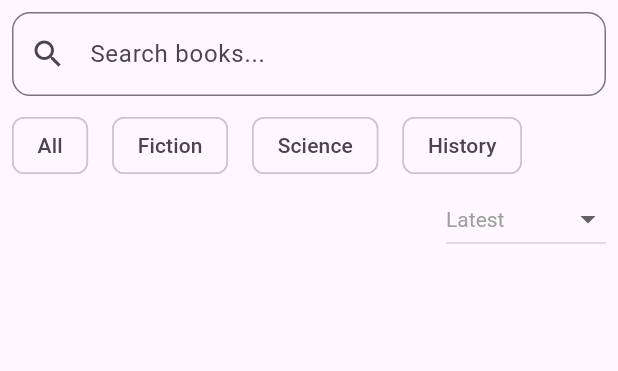
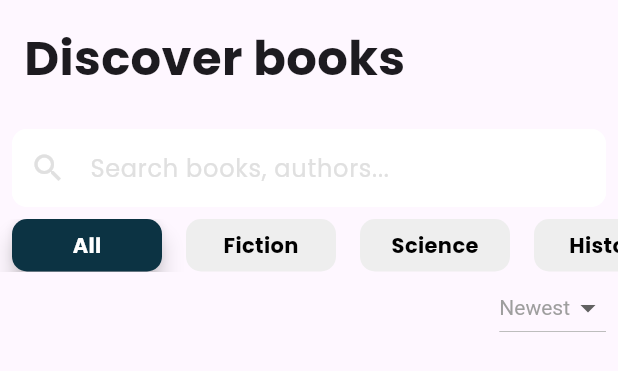
Before and after one commit to Dericay/Shelfie, a Flutter app: the SearchScreen widget shown alone on an empty page, opened directly, on a phone screen of 412 x 824 dp. Shown: the top 371 px of the screen. Run offline on Flutter 3.47's test engine with Material 3 defaults, Android fonts, the phone set to English and light mode, and no system bars; our stand-ins replace google_fonts, hive, hive_flutter; accounts and stored records are empty; network calls fail.

Commit message:
Starting to make it look like figma

```diff
--- a/lib/main.dart
+++ b/lib/main.dart
@@ -25,6 +25,7 @@ class MyApp extends StatelessWidget {
     return MaterialApp(
       debugShowCheckedModeBanner: false,
       title: 'Shelfie',
+      theme: ThemeData(fontFamily: 'Poppins'),
       initialRoute: '/',
       routes: {
         '/': (context) => const WelcomeScreen(),
--- a/lib/models/books.dart
+++ b/lib/models/books.dart
@@ -22,6 +22,9 @@ class Book extends HiveObject {
   @HiveField(5)
   int totalPages;
 
+  @HiveField(6)
+  String? publishedDate;
+
   Book({
     required this.id,
     required this.title,
@@ -29,6 +32,7 @@ class Book extends HiveObject {
     this.imageUrl,
     this.pagesRead = 0,
     required this.totalPages,
+    required this.publishedDate,
   });
 
   /// 👇 Factory to create a Book from Google Books API data
@@ -45,6 +49,7 @@ class Book extends HiveObject {
           ['Unknown Author'],
       imageUrl: volumeInfo['imageLinks']?['thumbnail'],
       totalPages: volumeInfo['pageCount'] ?? 0,
+      publishedDate: volumeInfo['publishedDate'],
     );
   }
 }
--- a/lib/screens/search_screen.dart
+++ b/lib/screens/search_screen.dart
@@ -3,6 +3,7 @@ import 'package:flutter/material.dart';
 import 'package:hive/hive.dart';
 import 'package:shelfie/models/books.dart';
 import 'package:shelfie/services/google_book_api.dart';
+import 'package:google_fonts/google_fonts.dart';
 
 class SearchScreen extends StatefulWidget {
   const SearchScreen({super.key});
@@ -14,7 +15,7 @@ class SearchScreen extends StatefulWidget {
 class _SearchScreenState extends State<SearchScreen> {
   final TextEditingController _searchController = TextEditingController();
   List books = [];
-  String selectedCategory = 'fiction';
+  String selectedCategory = 'All';
   bool isLoading = false;
   String selectedSort = 'latest';
 
@@ -24,14 +25,28 @@ class _SearchScreenState extends State<SearchScreen> {
     fetchBooks(selectedCategory);
   }
 
+  DateTime _parseDate(String? dateString) {
+    try {
+      return DateTime.parse(dateString ?? '');
+    } catch (_) {
+      return DateTime(1900);
+    }
+  }
+
   Future<void> fetchBooks(String query) async {
     setState(() => isLoading = true);
     try {
       final fetchedBooks = await GoogleBookApi.fetchBooks(
         query,
-        orderBy: selectedSort == 'latest' ? 'newest' : 'relevance',
+        orderBy: selectedSort == 'latest' ? 'newest' : 'null',
       );
-
+      fetchedBooks.sort((a, b) {
+        final dateA = _parseDate(a.publishedDate);
+        final dateB = _parseDate(b.publishedDate);
+        return selectedSort == 'latest'
+            ? dateB.compareTo(dateA)
+            : dateA.compareTo(dateB);
+      });
       setState(() => books = fetchedBooks);
     } catch (e) {
       if (kDebugMode) {
@@ -47,43 +62,84 @@ class _SearchScreenState extends State<SearchScreen> {
   Widget build(BuildContext context) {
     return SafeArea(
       child: Column(
+        crossAxisAlignment: CrossAxisAlignment.start,
         children: [
+          Padding(
+            padding: const EdgeInsets.all(16.0),
+            child: Text(
+              'Discover books',
+              style: GoogleFonts.poppins(
+                fontSize: 32,
+                fontWeight: FontWeight.bold,
+              ),
+            ),
+          ),
           Padding(
             padding: const EdgeInsets.all(8.0),
             child: TextField(
               controller: _searchController,
               onSubmitted: fetchBooks,
               decoration: InputDecoration(
-                hintText: 'Search books...',
+                hintText: 'Search books, authors...',
+                filled: true,
+                fillColor: Colors.white,
+                hintStyle: TextStyle(color: Colors.grey[300]),
+                contentPadding: EdgeInsets.symmetric(
+                  vertical: 14.0,
+                  horizontal: 16.0,
+                ),
+                enabledBorder: OutlineInputBorder(
+                  borderSide: BorderSide(color: Colors.white),
+                  borderRadius: BorderRadius.circular(10),
+                ),
                 prefixIcon: Icon(Icons.search),
-                border: OutlineInputBorder(
-                  borderRadius: BorderRadius.circular(12),
-                ),
+                prefixIconColor: Colors.grey[300],
               ),
             ),
           ),
           SizedBox(
-            height: 50,
+            height: 35,
             child: ListView(
               scrollDirection: Axis.horizontal,
               children:
-                  ['All', 'Fiction', 'Science', 'History']
-                      .map(
-                        (category) => Padding(
-                          padding: const EdgeInsets.symmetric(horizontal: 8.0),
-                          child: ChoiceChip(
-                            label: Text(category),
-                            selected: selectedCategory == category,
-                            onSelected: (selected) {
-                              setState(() => selectedCategory = category);
-                              fetchBooks(category == 'all' ? '' : category);
-                            },
+                  ['All', 'Fiction', 'Science', 'History'].map((category) {
+                    final bool isSelected = selectedCategory == category;
+
+                    return Padding(
+                      padding: const EdgeInsets.symmetric(horizontal: 8.0),
+                      child: Material(
+                        color:
+                            isSelected
+                                ? const Color(0xFF0C3343)
+                                : Colors.grey[200],
+                        elevation: isSelected ? 6 : 0,
+                        borderRadius: BorderRadius.circular(10),
+                        child: InkWell(
+                          onTap: () {
+                            setState(() => selectedCategory = category);
+                            fetchBooks(category == '' ? '' : category);
+                          },
+                          borderRadius: BorderRadius.circular(10),
+                          child: Container(
+                            width: 100,
+                            height: 40,
+                            alignment: Alignment.center,
+                            child: Text(
+                              category,
+                              style: TextStyle(
+                                color: isSelected ? Colors.white : Colors.black,
+                                fontWeight: FontWeight.bold,
+                                fontFamily: 'Poppins',
+                              ),
+                            ),
                           ),
                         ),
-                      )
-                      .toList(),
+                      ),
+                    );
+                  }).toList(),
             ),
           ),
+
           Align(
             alignment: Alignment.centerRight,
             child: DropdownButton<String>(
@@ -91,8 +147,8 @@ class _SearchScreenState extends State<SearchScreen> {
               style: TextStyle(color: Colors.grey),
               value: selectedSort,
               items: [
-                DropdownMenuItem(value: 'latest', child: Text('Latest')),
-                DropdownMenuItem(value: 'title', child: Text('Most popular')),
+                DropdownMenuItem(value: 'latest', child: Text('Newest')),
+                DropdownMenuItem(value: 'oldest', child: Text('Oldest')),
               ],
 
               onChanged: (value) {
--- a/pubspec.yaml
+++ b/pubspec.yaml
@@ -1,6 +1,6 @@
 name: shelfie
 description: "A new Flutter project."
-publish_to: 'none'
+publish_to: "none"
 version: 0.1.0
 
 environment:
@@ -13,6 +13,7 @@ dependencies:
   hive: ^2.2.3
   hive_flutter: ^1.1.0
   path_provider: ^2.0.14
+  google_fonts: ^6.1.0
 
 dev_dependencies:
   flutter_test:
```
Also changed, not shown: lib/screens/home_screen.dart (+13 -3 lines), lib/screens/main_screen.dart (+4 -8 lines), lib/screens/myshelf_screen.dart (+14 -1 lines), lib/widgets/book_card.dart (+17 -4 lines), lib/models/books.g.dart, pubspec.lock.
